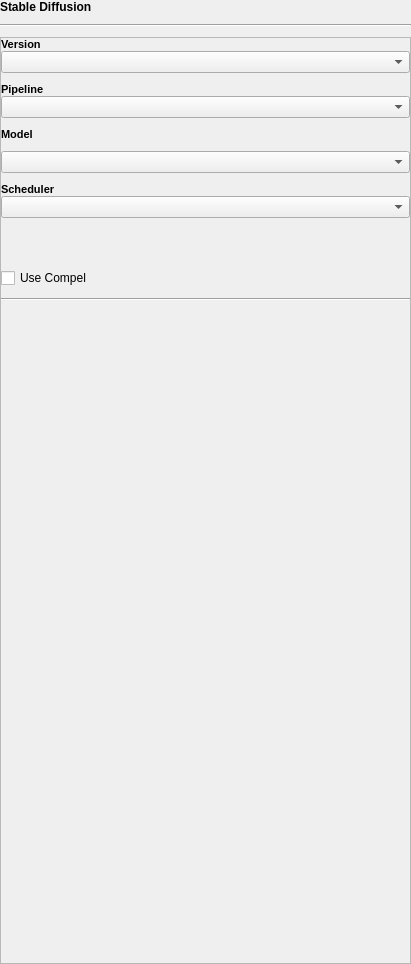
This is src/airunner/widgets/stablediffusion/templates/stable_diffusion_settings.ui in Capsize-Games/airunner as Qt 5 draws it before an edit. The edited form follows.
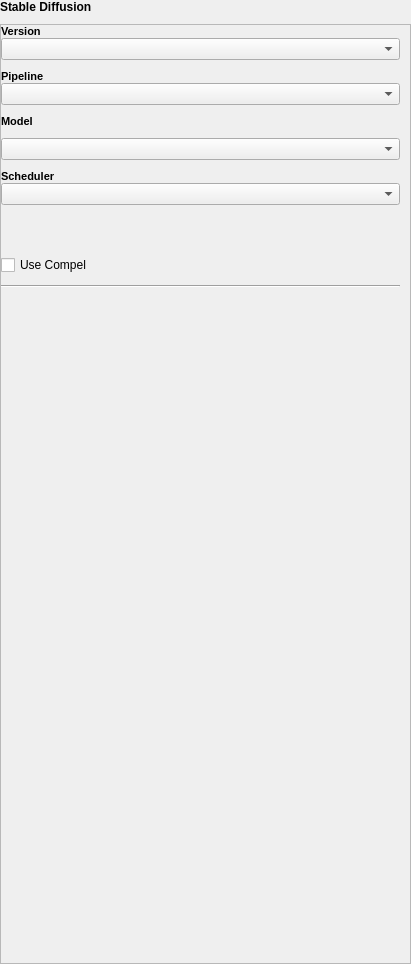
This is the edited form. Custom widgets are drawn as their Qt base class.

Diff of the .ui file:
```diff
--- a/src/airunner/widgets/stablediffusion/templates/stable_diffusion_settings.ui
+++ b/src/airunner/widgets/stablediffusion/templates/stable_diffusion_settings.ui
@@ -51,13 +51,6 @@
     </widget>
    </item>
    <item row="1" column="0">
-    <widget class="Line" name="line">
-     <property name="orientation">
-      <enum>Qt::Orientation::Horizontal</enum>
-     </property>
-    </widget>
-   </item>
-   <item row="2" column="0">
     <widget class="QScrollArea" name="scrollArea">
      <property name="widgetResizable">
       <bool>true</bool>
@@ -68,7 +61,7 @@
         <x>0</x>
         <y>0</y>
         <width>409</width>
-        <height>922</height>
+        <height>935</height>
        </rect>
       </property>
       <layout class="QGridLayout" name="gridLayout">
@@ -79,7 +72,7 @@
         <number>0</number>
        </property>
        <property name="rightMargin">
-        <number>0</number>
+        <number>10</number>
        </property>
        <property name="bottomMargin">
         <number>0</number>
```
Left out of the diff: 24 changed lines with no effect on the pictures.
